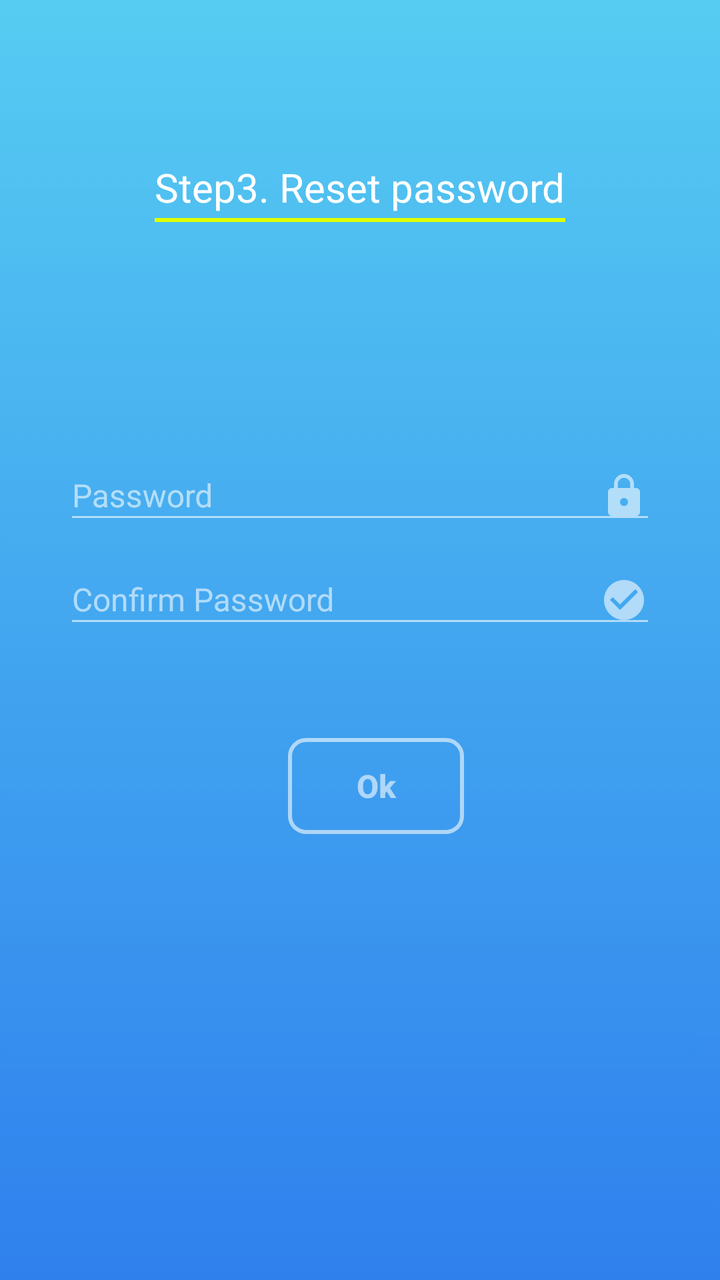
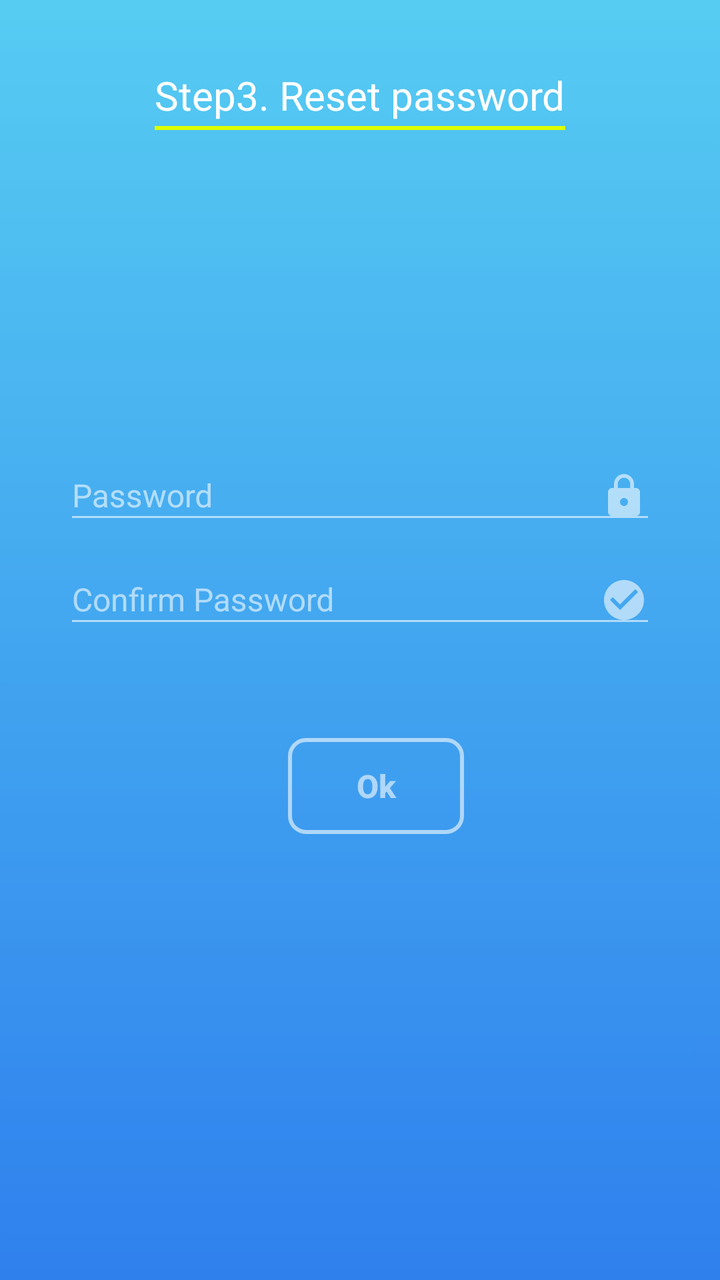

Before-and-after screenshots of an Android layout around one commit, followed by the original layout XML and the change that was made.
<!-- AndroidManifest.xml: application theme AppTheme -->
<!-- res/layout/activity_forgot_pw_confirm.xml -->
<?xml version="1.0" encoding="utf-8"?>
<RelativeLayout xmlns:android="http://schemas.android.com/apk/res/android"
    xmlns:app="http://schemas.android.com/apk/res-auto"
    xmlns:tools="http://schemas.android.com/tools"
    android:layout_width="match_parent"
    android:layout_height="match_parent"
    android:id="@+id/rlRoot"
    android:background="@drawable/blue_skies">

        <LinearLayout
            android:id="@+id/linearLayout"
            android:layout_width="wrap_content"
            android:layout_height="wrap_content"
            android:layout_alignParentTop="true"
            android:layout_centerHorizontal="true"
            android:layout_marginTop="80dp"
            android:orientation="horizontal">

            <LinearLayout
                android:layout_width="wrap_content"
                android:layout_height="wrap_content"
                android:orientation="vertical">

                <TextView
                    android:id="@+id/textView"
                    android:layout_width="wrap_content"
                    android:layout_height="wrap_content"
                    android:text="@string/textInputPW"
                    android:textColor="#ffffff"
                    android:textSize="20sp" />

                <View
                    android:layout_width="match_parent"
                    android:layout_height="2dp"
                    android:layout_marginTop="2dp"
                    android:background="#deff00" />

            </LinearLayout>


        </LinearLayout>


        <LinearLayout
            android:layout_width="match_parent"
            android:layout_height="wrap_content"
            android:layout_centerVertical="true"
            android:layout_centerHorizontal="true"
            android:layout_marginBottom="32dp"
            android:orientation="vertical"
            android:paddingLeft="32dp"
            android:paddingRight="32dp">


            <com.google.android.material.textfield.TextInputLayout
                android:layout_width="match_parent"
                android:layout_height="wrap_content"
                android:textColorHint="#96ffffff"
                android:theme="@style/EditScreenTextInputLayoutStyle">

                <com.google.android.material.textfield.TextInputEditText
                    android:layout_width="match_parent"
                    android:layout_height="match_parent"
                    android:drawablePadding="16dp"
                    android:drawableRight="@drawable/ic_lock_white_24dp"
                    android:hint="@string/textPassword"
                    android:id="@+id/etPassword"
                    android:inputType="textPassword"
                    android:maxLines="1"
                    android:textColor="@android:color/white"
                    android:textSize="16sp" />
            </com.google.android.material.textfield.TextInputLayout>


            <com.google.android.material.textfield.TextInputLayout
                android:layout_width="match_parent"
                android:layout_height="wrap_content"
                android:textColorHint="#96ffffff"
                android:theme="@style/EditScreenTextInputLayoutStyle">

                <com.google.android.material.textfield.TextInputEditText
                    android:layout_width="match_parent"
                    android:layout_height="match_parent"
                    android:drawablePadding="16dp"
                    android:drawableRight="@drawable/ic_confirm"
                    android:hint="@string/textConfirmPassword"
                    android:id="@+id/etRePassword"
                    android:inputType="textPassword"
                    android:maxLines="1"
                    android:textColor="@android:color/white"
                    android:textSize="16sp" />
            </com.google.android.material.textfield.TextInputLayout>

            <LinearLayout
                android:layout_width="match_parent"
                android:layout_height="wrap_content"
                android:layout_marginTop="50dp"
                android:layout_marginBottom="8dp"
                android:gravity="center"
                android:orientation="horizontal">



                <Button
                    android:layout_width="wrap_content"
                    android:layout_height="wrap_content"
                    android:layout_marginLeft="16dp"
                    android:background="@drawable/buttonshapewhitebg"
                    android:text="@string/textOk"
                    android:id="@+id/btnOk"
                    android:textAllCaps="false"
                    android:textColor="#96ffffff"
                    android:textSize="16dp"
                    android:textStyle="bold" />


            </LinearLayout>

        </LinearLayout>


    </RelativeLayout>
<!-- resources referenced by this layout -->
<resources>
  <!-- drawable blue_skies: jpg bitmap (drawable, 1647 bytes) -->
  <!-- drawable buttonshapewhitebg (drawable) -->
  <?xml version="1.0" encoding="utf-8"?>
  <selector xmlns:android="http://schemas.android.com/apk/res/android">
      <item>
          <shape android:shape="rectangle">
              <corners android:radius="8dp" />
              <solid android:color="@android:color/transparent"/>
              <stroke android:color="#96ffffff"
                  android:width="2dp"/>
          </shape>
      </item>
  </selector>
  <!-- drawable ic_confirm (drawable) -->
  <vector xmlns:android="http://schemas.android.com/apk/res/android"
          android:width="24dp"
          android:height="24dp"
          android:viewportWidth="24.0"
          android:viewportHeight="24.0">
      <path
          android:fillColor="#96ffffff"
          android:pathData="M12,2C6.48,2 2,6.48 2,12s4.48,10 10,10 10,-4.48 10,-10S17.52,2 12,2zM10,17l-5,-5 1.41,-1.41L10,14.17l7.59,-7.59L19,8l-9,9z"/>
  </vector>
  <!-- drawable ic_lock_white_24dp (drawable) -->
  <vector xmlns:android="http://schemas.android.com/apk/res/android"
          android:width="24dp"
          android:height="24dp"
          android:viewportWidth="24.0"
          android:viewportHeight="24.0">
      <path
          android:fillColor="#96ffffff"
          android:pathData="M18,8h-1L17,6c0,-2.76 -2.24,-5 -5,-5S7,3.24 7,6v2L6,8c-1.1,0 -2,0.9 -2,2v10c0,1.1 0.9,2 2,2h12c1.1,0 2,-0.9 2,-2L20,10c0,-1.1 -0.9,-2 -2,-2zM12,17c-1.1,0 -2,-0.9 -2,-2s0.9,-2 2,-2 2,0.9 2,2 -0.9,2 -2,2zM15.1,8L8.9,8L8.9,6c0,-1.71 1.39,-3.1 3.1,-3.1 1.71,0 3.1,1.39 3.1,3.1v2z"/>
  </vector>
  <string name="textConfirmPassword">Confirm Password</string>
  <string name="textInputPW">Step3. Reset password</string>
  <string name="textOk">Ok</string>
  <string name="textPassword">Password</string>
  <style name="EditScreenTextInputLayoutStyle" parent="Theme.AppCompat.Light.DarkActionBar">
          <item name="colorControlNormal">@color/textInputLayout</item>
          <item name="colorControlActivated">@color/textInputLayout</item>
          <item name="colorControlHighlight">@color/textInputLayout</item>
          <item name="colorAccent">@color/textInputLayout</item>
          <item name="android:textColorHint">@color/textInputLayout</item>
      </style>
  <style name="AppTheme" parent="Theme.AppCompat.Light.DarkActionBar">
          
          <item name="colorPrimary">@color/blueSkiestop</item>
          <item name="colorPrimaryDark">@color/blueSkiestop</item>
          <item name="colorAccent">@color/black</item>
      </style>
  <color name="textInputLayout">#96ffffff</color>
  <color name="blueSkiestop">#56CBF2</color>
  <color name="black">#000</color>
</resources>

<!-- the commit's change to res/layout/activity_forgot_pw_confirm.xml (unified diff, before → after) -->
@@ -11,9 +11,9 @@
             android:id="@+id/linearLayout"
             android:layout_width="wrap_content"
             android:layout_height="wrap_content"
-            android:layout_alignParentTop="true"
             android:layout_centerHorizontal="true"
-            android:layout_marginTop="80dp"
+            android:layout_marginBottom="150dp"
+            android:layout_above="@+id/llCenter"
             android:orientation="horizontal">
 
             <LinearLayout
@@ -41,82 +41,81 @@
         </LinearLayout>
 
 
+    <LinearLayout
+        android:layout_width="match_parent"
+        android:layout_height="wrap_content"
+        android:layout_centerInParent="true"
+        android:layout_marginBottom="32dp"
+        android:orientation="vertical"
+        android:id="@+id/llCenter"
+        android:paddingLeft="32dp"
+        android:paddingRight="32dp">
+
+
+        <com.google.android.material.textfield.TextInputLayout
+            android:layout_width="match_parent"
+            android:layout_height="wrap_content"
+            android:textColorHint="#96ffffff"
+            android:theme="@style/EditScreenTextInputLayoutStyle">
+
+            <com.google.android.material.textfield.TextInputEditText
+                android:id="@+id/etPassword"
+                android:layout_width="match_parent"
+                android:layout_height="match_parent"
+                android:drawableRight="@drawable/ic_lock_white_24dp"
+                android:drawablePadding="16dp"
+                android:hint="@string/textPassword"
+                android:inputType="textPassword"
+                android:maxLines="1"
+                android:textColor="@android:color/white"
+                android:textSize="16sp" />
+        </com.google.android.material.textfield.TextInputLayout>
+
+
+        <com.google.android.material.textfield.TextInputLayout
+            android:layout_width="match_parent"
+            android:layout_height="wrap_content"
+            android:textColorHint="#96ffffff"
+            android:theme="@style/EditScreenTextInputLayoutStyle">
+
+            <com.google.android.material.textfield.TextInputEditText
+                android:id="@+id/etRePassword"
+                android:layout_width="match_parent"
+                android:layout_height="match_parent"
+                android:drawableRight="@drawable/ic_confirm"
+                android:drawablePadding="16dp"
+                android:hint="@string/textConfirmPassword"
+                android:inputType="textPassword"
+                android:maxLines="1"
+                android:textColor="@android:color/white"
+                android:textSize="16sp" />
+        </com.google.android.material.textfield.TextInputLayout>
+
         <LinearLayout
             android:layout_width="match_parent"
             android:layout_height="wrap_content"
-            android:layout_centerVertical="true"
-            android:layout_centerHorizontal="true"
-            android:layout_marginBottom="32dp"
-            android:orientation="vertical"
-            android:paddingLeft="32dp"
-            android:paddingRight="32dp">
+            android:layout_marginTop="50dp"
+            android:layout_marginBottom="8dp"
+            android:gravity="center"
+            android:orientation="horizontal">
 
 
-            <com.google.android.material.textfield.TextInputLayout
-                android:layout_width="match_parent"
+            <Button
+                android:id="@+id/btnOk"
+                android:layout_width="wrap_content"
                 android:layout_height="wrap_content"
-                android:textColorHint="#96ffffff"
-                android:theme="@style/EditScreenTextInputLayoutStyle">
+                android:layout_marginLeft="16dp"
+                android:background="@drawable/buttonshapewhitebg"
+                android:text="@string/textOk"
+                android:textAllCaps="false"
+                android:textColor="#96ffffff"
+                android:textSize="16dp"
+                android:textStyle="bold" />
 
-                <com.google.android.material.textfield.TextInputEditText
-                    android:layout_width="match_parent"
-                    android:layout_height="match_parent"
-                    android:drawablePadding="16dp"
-                    android:drawableRight="@drawable/ic_lock_white_24dp"
-                    android:hint="@string/textPassword"
-                    android:id="@+id/etPassword"
-                    android:inputType="textPassword"
-                    android:maxLines="1"
-                    android:textColor="@android:color/white"
-                    android:textSize="16sp" />
-            </com.google.android.material.textfield.TextInputLayout>
-
-
-            <com.google.android.material.textfield.TextInputLayout
-                android:layout_width="match_parent"
-                android:layout_height="wrap_content"
-                android:textColorHint="#96ffffff"
-                android:theme="@style/EditScreenTextInputLayoutStyle">
-
-                <com.google.android.material.textfield.TextInputEditText
-                    android:layout_width="match_parent"
-                    android:layout_height="match_parent"
-                    android:drawablePadding="16dp"
-                    android:drawableRight="@drawable/ic_confirm"
-                    android:hint="@string/textConfirmPassword"
-                    android:id="@+id/etRePassword"
-                    android:inputType="textPassword"
-                    android:maxLines="1"
-                    android:textColor="@android:color/white"
-                    android:textSize="16sp" />
-            </com.google.android.material.textfield.TextInputLayout>
-
-            <LinearLayout
-                android:layout_width="match_parent"
-                android:layout_height="wrap_content"
-                android:layout_marginTop="50dp"
-                android:layout_marginBottom="8dp"
-                android:gravity="center"
-                android:orientation="horizontal">
-
-
-
-                <Button
-                    android:layout_width="wrap_content"
-                    android:layout_height="wrap_content"
-                    android:layout_marginLeft="16dp"
-                    android:background="@drawable/buttonshapewhitebg"
-                    android:text="@string/textOk"
-                    android:id="@+id/btnOk"
-                    android:textAllCaps="false"
-                    android:textColor="#96ffffff"
-                    android:textSize="16dp"
-                    android:textStyle="bold" />
-
-
-            </LinearLayout>
 
         </LinearLayout>
 
+    </LinearLayout>
+
 
     </RelativeLayout>
